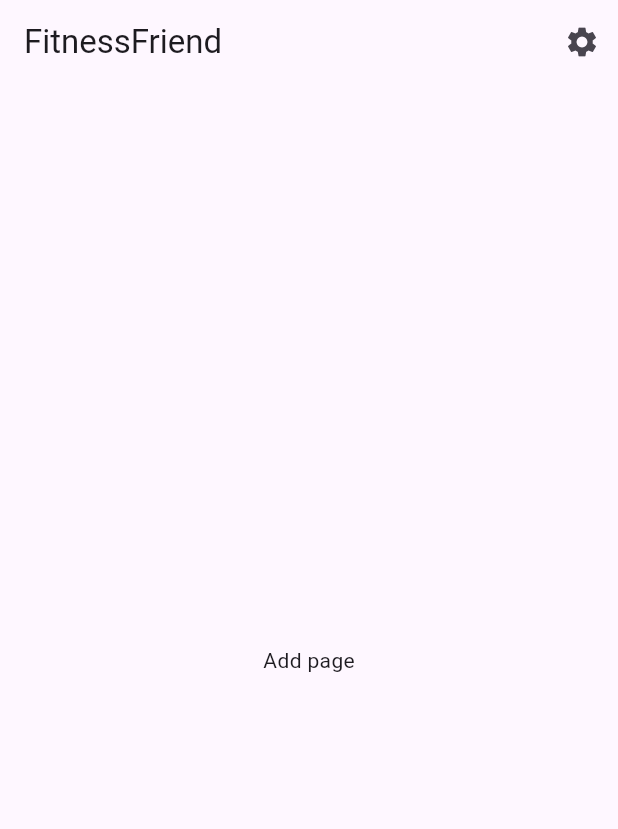
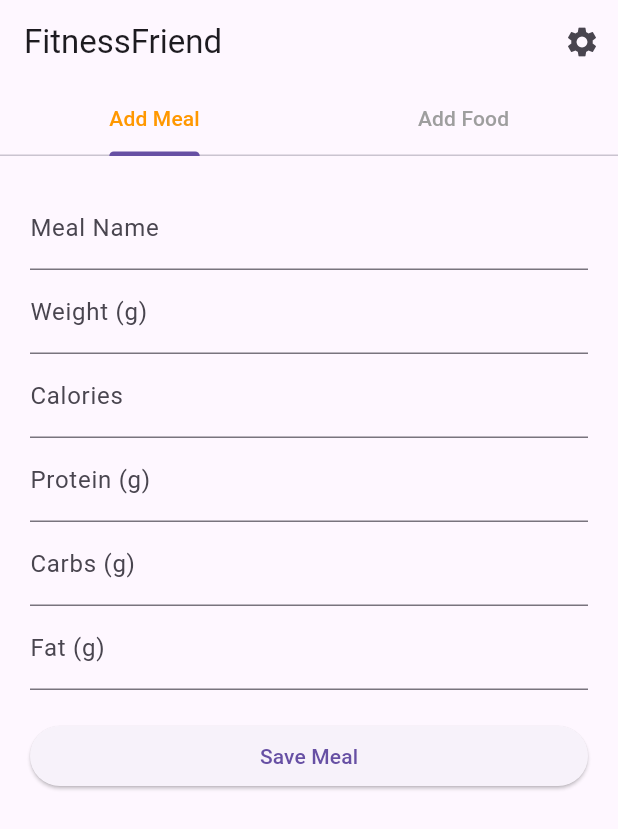
Before and after one commit to RD-Dundee/FitnessFriend, a Flutter app: the addScreen screen opened directly, on a phone screen of 412 x 824 dp. Shown: the top 829 px of the screen. Run offline on Flutter 3.47's test engine with Material 3 defaults, Android fonts, the phone set to English and light mode, and no system bars; our stand-ins replace percent_indicator, sqflite; accounts and stored records are empty.

Commit message:
did the add page. Two tabs one for food and one to create a saved meal. Needs testing to be done later.

```diff
--- /dev/null
+++ b/fitness_friend/lib/addTabs/addManual.dart
@@ -0,0 +1,63 @@
+import 'package:flutter/material.dart';
+import '../tables/database.dart';
+
+class addManual extends StatefulWidget {
+  const addManual({super.key});
+
+  @override
+  State<addManual> createState() => _addManual();
+}
+
+class _addManual extends State<addManual> {
+  final nameCtrl = TextEditingController();
+  final caloriesCtrl = TextEditingController();
+  final proteinCtrl = TextEditingController();
+  final carbsCtrl = TextEditingController();
+  final fatCtrl = TextEditingController();
+
+  Future<void> saveMeal() async {
+    final now = DateTime.now();
+    final date = "${now.year}-${now.month.toString().padLeft(2, '0')}-${now.day.toString().padLeft(2, '0')}";
+
+    final db = await AppDatabase.getDatabase();
+
+    final data = {
+      "savedMealId": null,
+      "name": nameCtrl.text,
+      "calories": int.tryParse(caloriesCtrl.text) ?? 0,
+      "protein": int.tryParse(proteinCtrl.text) ?? 0,
+      "carbs": int.tryParse(carbsCtrl.text) ?? 0,
+      "fat": int.tryParse(fatCtrl.text) ?? 0,
+      "weight": null,
+      "timestamp": now.millisecondsSinceEpoch,
+      "date": date
+    };
+
+    await db.insert("loggedMeals", data);
+
+    ScaffoldMessenger.of(context)
+        .showSnackBar(const SnackBar(content: Text("Food added")));
+
+    nameCtrl.clear();
+    caloriesCtrl.clear();
+    proteinCtrl.clear();
+    carbsCtrl.clear();
+    fatCtrl.clear();
+  }
+
+  @override
+  Widget build(BuildContext context) {
+    return ListView(
+      padding: const EdgeInsets.all(20),
+      children: [
+        TextField(controller: nameCtrl, decoration: const InputDecoration(labelText: "Add Food")),
+        TextField(controller: caloriesCtrl, decoration: const InputDecoration(labelText: "Calories"), keyboardType: TextInputType.number),
+        TextField(controller: proteinCtrl, decoration: const InputDecoration(labelText: "Protein (g)"), keyboardType: TextInputType.number),
+        TextField(controller: carbsCtrl, decoration: const InputDecoration(labelText: "Carbs (g)"), keyboardType: TextInputType.number),
+        TextField(controller: fatCtrl, decoration: const InputDecoration(labelText: "Fat (g)"), keyboardType: TextInputType.number),
+        const SizedBox(height: 20),
+        ElevatedButton(onPressed: saveMeal, child: const Text("Add Food")),
+      ],
+    );
+  }
+}
--- /dev/null
+++ b/fitness_friend/lib/addTabs/addSavedMeals.dart
@@ -0,0 +1,61 @@
+import 'package:flutter/material.dart';
+import '../tables/database.dart';
+
+class addSavedMeal extends StatefulWidget {
+  const addSavedMeal({super.key});
+
+  @override
+  State<addSavedMeal> createState() => _addSavedMeal();
+}
+
+class _addSavedMeal extends State<addSavedMeal> {
+  final nameCtrl = TextEditingController();
+  final weightCtrl = TextEditingController();
+  final caloriesCtrl = TextEditingController();
+  final proteinCtrl = TextEditingController();
+  final carbsCtrl = TextEditingController();
+  final fatCtrl = TextEditingController();
+
+  Future<void> addMeal() async {
+    final db = await AppDatabase.getDatabase();
+
+    final data = {
+      "name": nameCtrl.text,
+      "totalWeight": int.tryParse(weightCtrl.text) ?? 0,
+      "calories": int.tryParse(caloriesCtrl.text) ?? 0,
+      "protein": int.tryParse(proteinCtrl.text) ?? 0,
+      "carbs": int.tryParse(carbsCtrl.text) ?? 0,
+      "fat": int.tryParse(fatCtrl.text) ?? 0,
+      "created_at": DateTime.now().millisecondsSinceEpoch
+    };
+
+    await db.insert("savedMeals", data);
+
+    ScaffoldMessenger.of(context)
+        .showSnackBar(const SnackBar(content: Text("Saved meal added")));
+
+    nameCtrl.clear();
+    weightCtrl.clear();
+    caloriesCtrl.clear();
+    proteinCtrl.clear();
+    carbsCtrl.clear();
+    fatCtrl.clear();
+  }
+
+  @override
+  Widget build(BuildContext context) {
+    return ListView(
+      padding: const EdgeInsets.all(20),
+      children: [
+        TextField(controller: nameCtrl, decoration: const InputDecoration(labelText: "Meal Name")),
+        TextField(controller: weightCtrl, decoration: const InputDecoration(labelText: "Weight (g)"), keyboardType: TextInputType.number),
+        TextField(controller: caloriesCtrl, decoration: const InputDecoration(labelText: "Calories"), keyboardType: TextInputType.number),
+        TextField(controller: proteinCtrl, decoration: const InputDecoration(labelText: "Protein (g)"), keyboardType: TextInputType.number),
+        TextField(controller: carbsCtrl, decoration: const InputDecoration(labelText: "Carbs (g)"), keyboardType: TextInputType.number),
+        TextField(controller: fatCtrl, decoration: const InputDecoration(labelText: "Fat (g)"), keyboardType: TextInputType.number),
+        const SizedBox(height: 20),
+        ElevatedButton(onPressed: addMeal, child: const Text("Save Meal")),
+      ],
+    );
+  }
+}
--- a/fitness_friend/lib/screens/add.dart
+++ b/fitness_friend/lib/screens/add.dart
@@ -1,18 +1,39 @@
 import 'package:flutter/material.dart';
 import '../navigation/appHeader.dart';
+import '../addTabs/addSavedMeals.dart';
+import '../addTabs/addManual.dart';
 
 class addScreen extends StatelessWidget {
   const addScreen({super.key});
 
   @override
   Widget build(BuildContext context) {
-    return const Scaffold(
-      appBar: appHeader(),
-      body: Center(
-        child: Text(
-          "Add page",
-        )
-      )
+    return DefaultTabController(
+      length: 2,
+      child: Scaffold(
+        appBar: appHeader(),
+        body: Column(
+          children: [
+            const TabBar(
+              labelColor: Colors.orange,
+              unselectedLabelColor: Colors.grey,
+              tabs: [
+                Tab(text: "Add Meal"),
+                Tab(text: "Add Food"),
+              ],
+            ),
+
+            Expanded(
+              child: const TabBarView(
+                children: [
+                  addSavedMeal(),
+                  addManual(),
+                ],
+              ),
+            ),
+          ],
+        ),
+      ),
     );
   }
 }
```
Also changed, not shown: fitness_friend/lib/tables/database.dart (+11 -0 lines).
